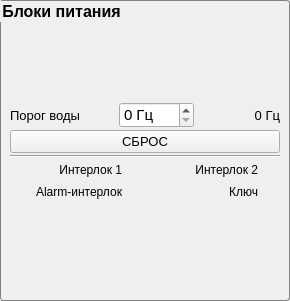
Above: flag_panel.ui from bulkanul/EVO_YFL_1064_GUI_coherent2 before the change. Below: the same form after it.
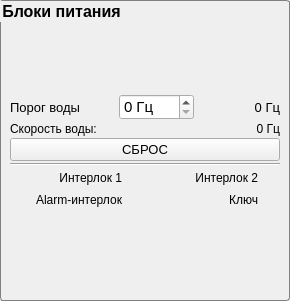
That is the form after the change. Icons and pictures are not drawn.

The edit to the form file:
```diff
--- a/flag_panel.ui
+++ b/flag_panel.ui
@@ -253,6 +253,27 @@
             </item>
            </layout>
           </item>
+          <item>
+           <layout class="QHBoxLayout" name="horizontalLayout_2">
+            <item>
+             <widget class="QLabel" name="label">
+              <property name="text">
+               <string>Скорость воды:</string>
+              </property>
+             </widget>
+            </item>
+            <item>
+             <widget class="QLabel" name="l_water_speed">
+              <property name="text">
+               <string>0 Гц</string>
+              </property>
+              <property name="alignment">
+               <set>Qt::AlignRight|Qt::AlignTrailing|Qt::AlignVCenter</set>
+              </property>
+             </widget>
+            </item>
+           </layout>
+          </item>
           <item>
            <widget class="QPushButton" name="pb_water_clear">
             <property name="font">
```
